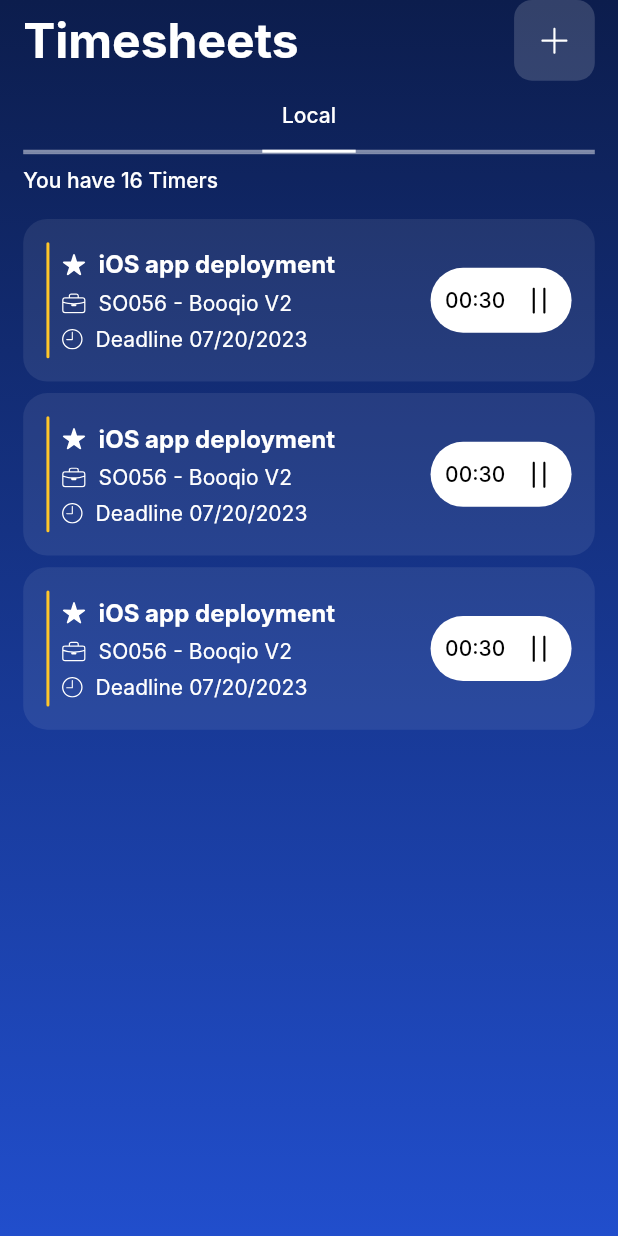
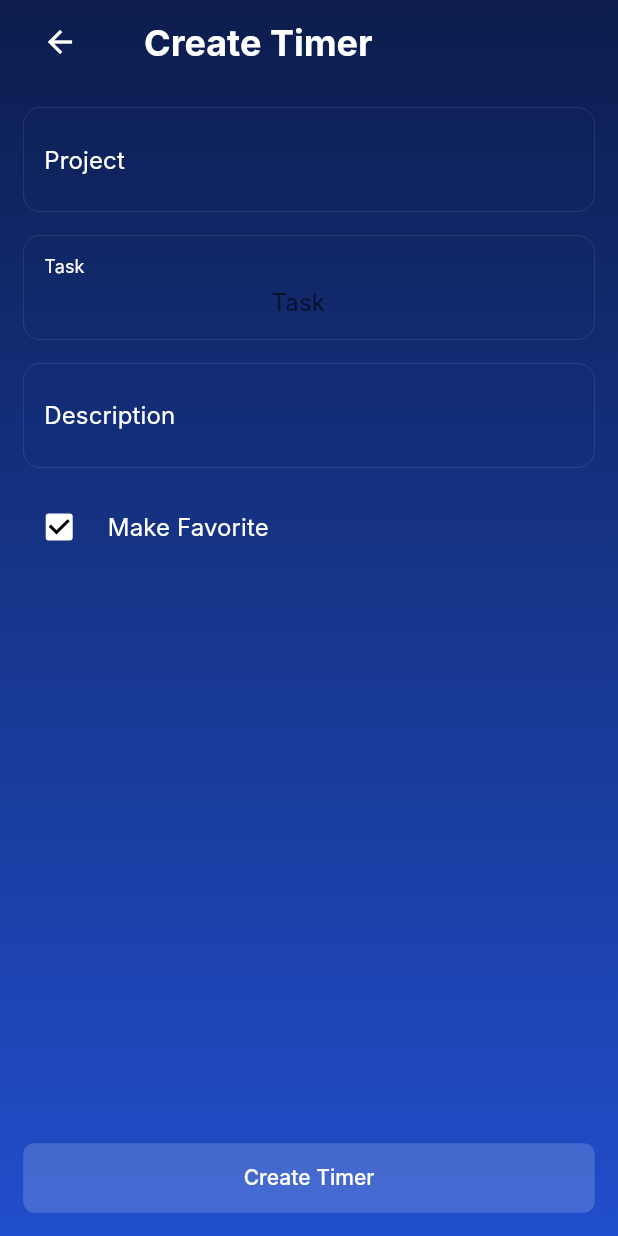
Before and after one commit to Lord-Chris/odoo, a Flutter app: the screen it shows after launch, after a tap on an icon or button, on a phone screen of 412 x 824 dp. Run offline on Flutter 3.47's test engine with Material 3 defaults, Android fonts, the phone set to English and light mode, and no system bars; our stand-ins replace flutter_hooks, flutter_screenutil, flutter_svg; Roboto replaces fonts that are missing (Inter).

Commit message:
Create timer view

```diff
--- a/lib/ui/shared/components/_components.dart
+++ b/lib/ui/shared/components/_components.dart
@@ -1,4 +1,4 @@
 export 'app_button.dart';
-// export 'app_textfield.dart';
+export 'app_textfield.dart';
 export 'base_scaffold.dart';
 export 'empty_state_widget.dart';
--- /dev/null
+++ b/lib/ui/shared/components/app_textfield.dart
@@ -0,0 +1,335 @@
+import 'package:flutter/material.dart';
+import 'package:flutter/services.dart';
+import 'package:flutter_hooks/flutter_hooks.dart';
+import 'package:flutter_screenutil/flutter_screenutil.dart';
+import 'package:flutter_svg/flutter_svg.dart';
+
+import '../../../core/extensions/context_extenstion.dart';
+import '../constants/_constants.dart';
+
+class AppTextField extends HookWidget {
+  final String? label;
+  final String? hint;
+  final String? initialValue;
+  final bool obscureText;
+  final InputBorder? border;
+  final TextEditingController? controller;
+  final FocusNode? focusNode;
+  final String? Function(String?)? validator;
+  final void Function(String)? onChanged;
+  final void Function(String)? onFieldSubmitted;
+  final void Function()? onTap;
+  final void Function()? onEditingComplete;
+  final TextInputType? keyboardType;
+  final TextCapitalization textCapitalization;
+  final TextAlignVertical? textAlignVertical;
+  final TextAlign? textAlign;
+  final Widget? suffix;
+  final Widget? prefix;
+  final Widget? bottomRightWidget;
+  final bool readOnly;
+  final bool expands;
+  final bool hasBorder;
+  final int? minLines, maxLines, maxLength;
+  final bool enabled;
+  final Color? fillColor;
+  final InputDecoration? decoration;
+
+  const AppTextField({
+    Key? key,
+    this.label,
+    this.hint,
+    this.controller,
+    this.validator,
+    this.border,
+    this.keyboardType,
+    this.textCapitalization = TextCapitalization.none,
+    this.suffix,
+    this.obscureText = false,
+    this.prefix,
+    this.initialValue,
+    this.focusNode,
+    this.readOnly = false,
+    this.expands = false,
+    this.hasBorder = true,
+    this.minLines,
+    this.maxLines,
+    this.maxLength,
+    this.enabled = true,
+    this.onChanged,
+    this.onFieldSubmitted,
+    this.fillColor,
+    this.onTap,
+    this.onEditingComplete,
+    this.decoration,
+    this.textAlign,
+    this.textAlignVertical,
+    this.bottomRightWidget,
+  })  : assert(initialValue == null || controller == null),
+        super(key: key);
+
+  @override
+  Widget build(BuildContext context) {
+    final focusNode = this.focusNode ?? useFocusNode();
+    return FormField<String?>(
+      validator: validator,
+      builder: (state) {
+        return Column(
+          crossAxisAlignment: CrossAxisAlignment.start,
+          mainAxisAlignment: MainAxisAlignment.start,
+          children: [
+            Container(
+              alignment: Alignment.topLeft,
+              decoration: BoxDecoration(
+                borderRadius: BorderRadius.circular(12.r),
+                border: hasBorder
+                    ? Border.all(
+                        color: context.cScheme.outline.withOpacity(.16),
+                        width: 0.4,
+                      )
+                    : null,
+              ),
+              child: Column(
+                children: [
+                  TextFormField(
+                    enabled: enabled,
+                    controller: controller,
+                    initialValue: initialValue,
+                    onChanged: (val) {
+                      state.didChange(val);
+                      if (onChanged != null) onChanged!(val);
+                    },
+                    onFieldSubmitted: onFieldSubmitted,
+                    onTap: onTap,
+                    keyboardType: keyboardType,
+                    cursorColor: context.cScheme.onSurface,
+                    cursorWidth: 1,
+                    textCapitalization: textCapitalization,
+                    obscureText: obscureText,
+                    obscuringCharacter: '●',
+                    readOnly: readOnly,
+                    focusNode: focusNode,
+                    expands: expands,
+                    maxLines: maxLines,
+                    minLines: minLines,
+                    // maxLength: maxLength,
+                    inputFormatters: [
+                      LengthLimitingTextInputFormatter(maxLength),
+                    ],
+                    textAlignVertical:
+                        textAlignVertical ?? TextAlignVertical.bottom,
+                    textAlign: textAlign ?? TextAlign.start,
+                    onEditingComplete: onEditingComplete ??
+                        () => FocusScope.of(context).nextFocus(),
+                    style: context.tTheme.bodyLarge?.copyWith(
+                      color: context.cScheme.onSurface,
+                    ),
+                    decoration: decoration ??
+                        kOutlineDecoration(context).copyWith(
+                          hintText: hint,
+                          labelText: label,
+                          suffixIcon: (suffix != null)
+                              ? Row(
+                                  mainAxisSize: MainAxisSize.min,
+                                  mainAxisAlignment: MainAxisAlignment.end,
+                                  children: [
+                                    Padding(
+                                      padding: EdgeInsets.only(right: 10.w),
+                                      child: suffix!,
+                                    ),
+                                  ],
+                                )
+                              : null,
+                          prefixIcon: (prefix != null)
+                              ? Row(
+                                  mainAxisSize: MainAxisSize.min,
+                                  mainAxisAlignment: MainAxisAlignment.start,
+                                  children: [
+                                    Padding(
+                                      padding: EdgeInsets.only(left: 10.r),
+                                      child: prefix!,
+                                    ),
+                                  ],
+                                )
+                              : null,
+                          enabled: enabled,
+                          border: border,
+                          alignLabelWithHint: maxLines != null &&
+                              keyboardType == TextInputType.multiline,
+                        ),
+                  ),
+                  if (bottomRightWidget != null)
+                    Container(
+                      alignment: Alignment.bottomRight,
+                      padding: EdgeInsets.all(11.r),
+                      child: bottomRightWidget,
+                    )
+                ],
+              ),
+            ),
+          ],
+        );
+      },
+    );
+  }
+
+  static InputDecoration kOutlineDecoration(BuildContext context) =>
+      InputDecoration(
+        contentPadding: EdgeInsets.symmetric(vertical: 15.h, horizontal: 13.w),
+        border: InputBorder.none,
+        enabledBorder: InputBorder.none,
+        disabledBorder: InputBorder.none,
+        focusedBorder: InputBorder.none,
+        labelStyle: context.tTheme.bodyLarge?.copyWith(
+          color: context.cScheme.onSurface,
+        ),
+        floatingLabelStyle: context.tTheme.bodyLarge?.copyWith(
+          color: context.cScheme.onSurface,
+        ),
+        hintStyle: context.tTheme.bodyLarge?.copyWith(
+          color: context.cScheme.onSurface,
+        ),
+      );
+}
+
+class AppDropdownField<T extends Object> extends HookWidget {
+  final List<T> items;
+  final T? value;
+  final void Function(T?)? onChanged;
+  final String? Function(T?)? validator;
+  final Widget Function(T)? customItem;
+  final String Function(T)? displayItem;
+  final String? label, hint;
+  final String? headingText;
+  final Widget? prefix;
+  final FocusNode? focusNode;
+  final bool enabled;
+  final Color? fillColor;
+  final bool hasBorder;
+
+  const AppDropdownField({
+    Key? key,
+    required this.items,
+    required this.value,
+    this.onChanged,
+    this.validator,
+    this.label,
+    this.hint,
+    this.headingText,
+    this.prefix,
+    this.enabled = true,
+    this.fillColor,
+    this.focusNode,
+    this.customItem,
+    this.displayItem,
+    this.hasBorder = true,
+  }) : super(key: key);
+
+  @override
+  Widget build(BuildContext context) {
+    final focusNode = this.focusNode ?? useFocusNode();
+    final isOpen = useState(false);
+    return FormField<T?>(
+      validator: validator,
+      builder: (state) {
+        return Column(
+          crossAxisAlignment: CrossAxisAlignment.start,
+          mainAxisAlignment: MainAxisAlignment.start,
+          children: [
+            GestureDetector(
+              onTap: () => isOpen.value = !isOpen.value,
+              child: Container(
+                decoration: BoxDecoration(
+                  borderRadius: BorderRadius.circular(12.r),
+                  border: hasBorder
+                      ? Border.all(
+                          color: context.cScheme.outline.withOpacity(.16),
+                          width: 0.4,
+                        )
+                      : null,
+                ),
+                child: DropdownButtonFormField<T>(
+                  dropdownColor: context.cScheme.outline.withOpacity(.16),
+                  borderRadius: BorderRadius.circular(10),
+                  alignment: Alignment.bottomCenter,
+                  elevation: 0,
+                  items: const [],
+                  isExpanded: true,
+                  onChanged: (val) {
+                    state.didChange(val);
+                    if (onChanged != null) onChanged!(val);
+                  },
+                  value: value,
+                  focusNode: focusNode,
+                  icon: const Icon(
+                    Icons.arrow_drop_down_sharp,
+                    size: 0,
+                  ),
+                  style: context.tTheme.bodyLarge?.copyWith(
+                    color: context.cScheme.onSurface,
+                  ),
+                  decoration: AppTextField.kOutlineDecoration(context).copyWith(
+                    hintText: hint,
+                    labelText: label,
+                    prefixIcon: prefix,
+                    enabled: enabled,
+                    suffixIcon: SizedBox(
+                      width: 50.w,
+                      child: Align(
+                        alignment: Alignment.center,
+                        child: SvgPicture.asset(
+                          AppSvgAssets.arrowDown,
+                        ),
+                      ),
+                    ),
+                  ),
+                ),
+              ),
+            ),
+            if (isOpen.value) ...[
+              Spacing.vertSmall(),
+              Container(
+                decoration: BoxDecoration(
+                  borderRadius: BorderRadius.circular(10),
+                  color: context.cScheme.outline.withOpacity(.16),
+                ),
+                clipBehavior: Clip.hardEdge,
+                child: ListView.separated(
+                  padding: EdgeInsets.zero,
+                  shrinkWrap: true,
+                  itemCount: items.length,
+                  separatorBuilder: (_, __) => const Divider(height: 3),
+                  itemBuilder: (context, index) {
+                    final item = items[index];
+                    if (customItem != null) {
+                      return customItem!(item);
+                    }
+                    return GestureDetector(
+                      onTap: () {
+                        state.didChange(item);
+                        if (onChanged != null) onChanged!(item);
+                        isOpen.value = !isOpen.value;
+                      },
+                      child: Padding(
+                        padding: REdgeInsets.all(16),
+                        child: Text(
+                          displayItem != null
+                              ? displayItem!(item)
+                              : item.toString(),
+                          overflow: TextOverflow.ellipsis,
+                          style: context.tTheme.bodyLarge?.copyWith(
+                            color: context.cScheme.onSurface,
+                          ),
+                        ),
+                      ),
+                    );
+                  },
+                ),
+              ),
+            ],
+          ],
+        );
+      },
+    );
+  }
+}
--- a/lib/ui/shared/constants/app_assets.dart
+++ b/lib/ui/shared/constants/app_assets.dart
@@ -8,6 +8,8 @@ class AppSvgAssets {
   static const bag = '$_prefix/bag.svg';
   static const clock = '$_prefix/clock.svg';
   static const pause = '$_prefix/pause.svg';
+  static const arrowDown = '$_prefix/arrow_down.svg';
+  // static const raydaText = '$_prefix/rayda_text.svg';
   // static const raydaText = '$_prefix/rayda_text.svg';
   // static const raydaText = '$_prefix/rayda_text.svg';
 }
--- a/lib/ui/views/create_timer/create_timer_view.dart
+++ b/lib/ui/views/create_timer/create_timer_view.dart
@@ -1,10 +1,85 @@
 import 'package:flutter/material.dart';
+import 'package:flutter_screenutil/flutter_screenutil.dart';
+
+import '../../../core/extensions/context_extenstion.dart';
+import '../../shared/components/_components.dart';
+import '../../shared/constants/app_colors.dart';
+import '../../shared/constants/spacing.dart';
 
 class CreateTimerView extends StatelessWidget {
   const CreateTimerView({super.key});
 
   @override
   Widget build(BuildContext context) {
-    return const Placeholder();
+    String val = '';
+    return BaseScaffold(
+      body: Column(
+        children: [
+          AppBar(
+            backgroundColor: AppColors.transparent,
+            leadingWidth: 80,
+            title: Text(
+              'Create Timer',
+              style: context.tTheme.headlineSmall?.copyWith(
+                color: context.cScheme.onSurface,
+              ),
+            ),
+          ),
+          Expanded(
+            child: Padding(
+              padding: REdgeInsets.all(16),
+              child: Column(
+                children: [
+                  Expanded(
+                    child: ListView(
+                      padding: EdgeInsets.zero,
+                      children: [
+                        AppDropdownField<String>(
+                          items: const ['', 'a'],
+                          value: null,
+                          label: 'Project',
+                          onChanged: (p0) {},
+                        ),
+                        Spacing.vertRegular(),
+                        AppDropdownField<String>(
+                          items: const ['', 's'],
+                          value: val,
+                          label: 'Task',
+                          hint: 'Task',
+                          onChanged: (p0) {
+                            val = p0!;
+                          },
+                        ),
+                        Spacing.vertRegular(),
+                        const AppTextField(
+                          label: 'Description',
+                        ),
+                        Spacing.vertRegular(),
+                        Row(
+                          children: [
+                            Checkbox(
+                              value: true,
+                              onChanged: (value) {},
+                            ),
+                            Spacing.horizSmall(),
+                            Text(
+                              'Make Favorite',
+                              style: context.tTheme.bodyLarge?.copyWith(
+                                color: context.cScheme.onSurface,
+                              ),
+                            )
+                          ],
+                        ),
+                      ],
+                    ),
+                  ),
+                  const AppButton(label: 'Create Timer'),
+                ],
+              ),
+            ),
+          ),
+        ],
+      ),
+    );
   }
 }
--- a/lib/ui/views/home/home_view.dart
+++ b/lib/ui/views/home/home_view.dart
@@ -6,6 +6,7 @@ import 'package:flutter_svg/svg.dart';
 import '../../../core/_core.dart';
 import '../../shared/components/_components.dart';
 import '../../shared/constants/_constants.dart';
+import '../create_timer/create_timer_view.dart';
 
 class HomeView extends HookWidget {
   const HomeView({super.key});
@@ -200,7 +201,10 @@ class HomeHeader extends StatelessWidget {
           ),
         ),
         IconButton.filled(
-          onPressed: () {},
+          onPressed: () {
+            Navigator.push(context,
+                MaterialPageRoute(builder: (_) => const CreateTimerView()));
+          },
           iconSize: 48.r,
           padding: REdgeInsets.all(3),
           style: IconButton.styleFrom(
```
Also changed, not shown: assets/svgs/arrow_down.svg (added).
